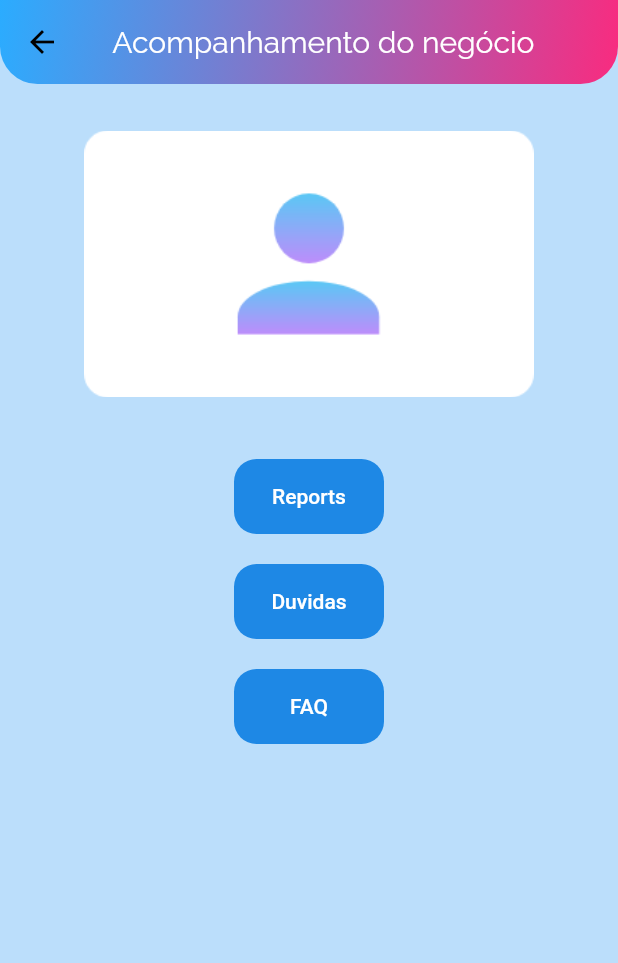
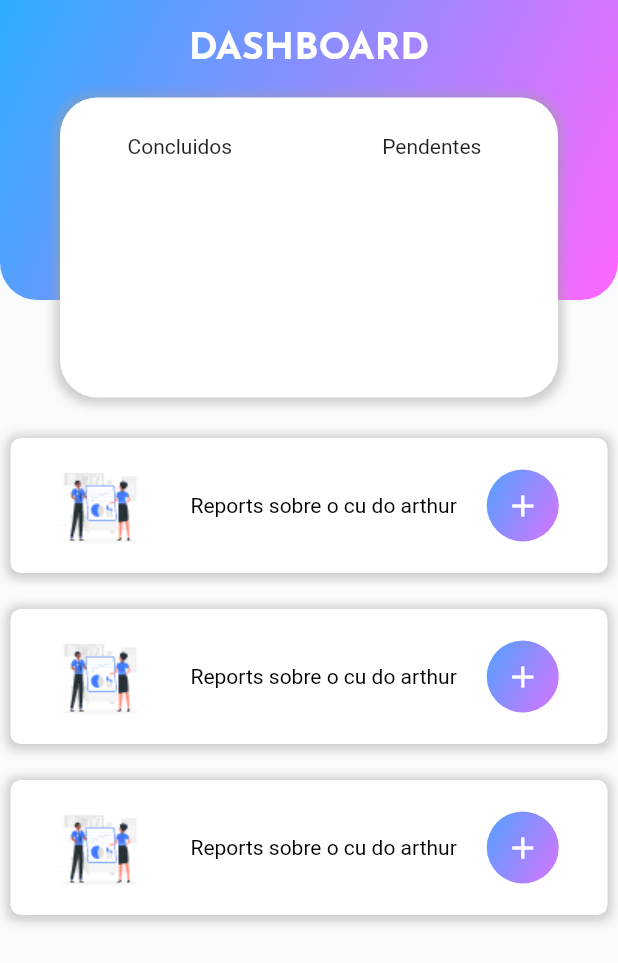
Before and after one commit to GabrielBorgesC19/Estimulo2020, a Flutter app: the Acompanhamento screen opened directly, on a phone screen of 412 x 824 dp. Shown: the top 963 px of the screen. Run offline on Flutter 3.47's test engine with Material 2 defaults, Android fonts, the phone set to English and light mode, and no system bars; our stand-ins replace carousel_slider, fluttertoast, youtube_player_flutter.

Commit message:
Tela de reports

```diff
--- a/lib/pages/acompanhamento.page.dart
+++ b/lib/pages/acompanhamento.page.dart
@@ -1,112 +1,199 @@
+import 'package:doglife/pages/reports.page.dart';
 import 'package:flutter/material.dart';
 
 class Acompanhamento extends StatelessWidget {
+  String reportCard;
   @override
   Widget build(BuildContext context) {
     return Scaffold(
-      appBar: AppBar(
-        backgroundColor: Colors.blue[100],
-        shadowColor: Colors.transparent,
-        flexibleSpace: Container(
+      backgroundColor: Color(0XFFFAFBFC),
+      body: SafeArea(
+        child: Stack(children: [
+          Container(
+            height: 200,
+            padding: EdgeInsets.only(top: 25),
             decoration: BoxDecoration(
-              border: new Border.all(color: Colors.transparent, width: 2.0),
-              borderRadius: new BorderRadius.only(
-                  bottomLeft: Radius.circular(25.0),
-                  bottomRight: Radius.circular(25.0)),
                 gradient: LinearGradient(
                   begin: Alignment.topLeft,
                   end: Alignment.bottomRight,
                   colors: [
                     Color(0xFFF525aaff),
-                  Color(0XFFF92B7F),
+                    Color(0XFFFF66FF),
                   ],
-              )),
                 ),
-        title: Center(
-          child: Container(
-            padding: EdgeInsets.only(top: 0, left: 0, right: 37),
-            child: Text(
-              "Acompanhamento do negócio",
+                borderRadius: BorderRadius.only(
+                    bottomRight: Radius.circular(25),
+                    bottomLeft: Radius.circular(25))),
+            alignment: Alignment(0.0, -1),
+          ),
+          Column(children: [
+            Container(
+                padding: EdgeInsets.only(top: 20),
+                child: Center(
+                    child: Text("DASHBOARD",
                         style: TextStyle(
                             color: Colors.white,
-                  fontSize: 20,
+                            fontSize: 25,
                             fontStyle: FontStyle.normal,
-                  fontWeight: FontWeight.normal,
+                            fontWeight: FontWeight.bold,
                             fontFamily: "Raleway"),
+                        textAlign: TextAlign.center))),
+            Container(
+              margin: EdgeInsets.only(top: 20, left: 40, right: 40),
+              decoration: BoxDecoration(
+                  boxShadow: [
+                    BoxShadow(
+                      color: Colors.grey.withOpacity(0.5),
+                      spreadRadius: 3,
+                      blurRadius: 5,
+                      offset: Offset(0, 1), // changes position of shadow
                     ),
+                  ],
+                  color: Colors.white,
+                  borderRadius: BorderRadius.all(Radius.circular(25))),
+              height: 200,
+              child: Row(
+                children: [
+                  Container(
+                    margin: EdgeInsets.only(
+                      top: 5,
+                      left: 45,
+                      right: 45,
+                      bottom: 140,
                     ),
-        ),
-      ),
-      body: Container(
-        padding: EdgeInsets.only(top: 20, left: 40, right: 40),
-        decoration: BoxDecoration(color: Colors.blue[100]),
-        alignment: Alignment(0.0, -1),
-        child: Column(
-          children: <Widget>[
-            Container(
-              width: 300,
-              height: 200,
-              decoration: new BoxDecoration(
-                image: new DecorationImage(
-                  image: AssetImage("assets/avatar.png"),
-                ),
-              ),
-            ),
-            SizedBox(height: 30),
-            Container(
-              alignment: Alignment(0.0, -1),
-              width: 100,
-              height: 50,
-              decoration: BoxDecoration(
-                border: new Border.all(color: Colors.transparent, width: 2.0),
-                borderRadius: new BorderRadius.circular(15),
-                color: Colors.blue[600],
-              ),
-              child: FlatButton(
-                padding: EdgeInsets.only(left: 0.0),
-                child: Text('Reports', style: TextStyle(color: Colors.white)),
-                onPressed: () => Navigator.pop(context, false),
-              ),
-            ),
-            SizedBox(
-              height: 20,
+                    child: Text('Concluidos'),
                   ),
                   Container(
-              alignment: Alignment(0.0, -1),
-              width: 100,
-              height: 50,
-              decoration: BoxDecoration(
-                border: new Border.all(color: Colors.transparent, width: 2.0),
-                borderRadius: new BorderRadius.circular(15),
-                color: Colors.blue[600],
+                    margin: EdgeInsets.only(
+                      top: 5,
+                      left: 55,
+                      right: 45,
+                      bottom: 140,
                     ),
-              child: FlatButton(
-                padding: EdgeInsets.only(left: 0.0),
-                child: Text('Duvidas', style: TextStyle(color: Colors.white)),
-                onPressed: () => Navigator.pop(context, false),
-              ),
-            ),
-            SizedBox(
-              height: 20,
-            ),
-            Container(
-              alignment: Alignment(0.0, -1),
-              width: 100,
-              height: 50,
-              decoration: BoxDecoration(
-                border: new Border.all(color: Colors.transparent, width: 2.0),
-                borderRadius: new BorderRadius.circular(15),
-                color: Colors.blue[600],
-              ),
-              child: FlatButton(
-                padding: EdgeInsets.only(left: 0.0),
-                child: Text('FAQ', style: TextStyle(color: Colors.white)),
-                onPressed: () => Navigator.pop(context, false),
-              ),
+                    child: Text('Pendentes'),
                   ),
                 ],
               ),
             ),
+            SizedBox(height: 20),
+            Column(crossAxisAlignment: CrossAxisAlignment.start, children: [
+              Container(
+                  margin: EdgeInsets.all(7),
+                  decoration: BoxDecoration(
+                    boxShadow: [
+                      BoxShadow(
+                        color: Colors.grey.withOpacity(0.5),
+                        spreadRadius: 3,
+                        blurRadius: 5,
+                        offset: Offset(0, 1), // changes position of shadow
+                      ),
+                    ],
+                    borderRadius: BorderRadius.all(Radius.circular(7)),
+                    color: Colors.white,
+                  ),
+                  child: Row(children: [
+                    Container(
+                        height: 90, child: Image.asset('assets/relatorio.png')),
+                    Container(
+                        child: Text('Reports sobre o cu do arthur',
+                            style: TextStyle(color: Colors.black))),
+                    Container(
+                      decoration: BoxDecoration(
+                        shape: BoxShape.circle,
+                        gradient: LinearGradient(
+                          begin: Alignment.topLeft,
+                          end: Alignment.bottomRight,
+                          colors: [
+                            Color(0xFFF525aaff),
+                            Color(0XFFFF66FF),
+                          ],
+                        ),
+                      ),
+                      child: FlatButton(
+                        child: Icon(Icons.add, color: Colors.white),
+                      ),
+                    ),
+                  ])),
+              SizedBox(height: 10),
+              Container(
+                  margin: EdgeInsets.all(7),
+                  decoration: BoxDecoration(
+                    boxShadow: [
+                      BoxShadow(
+                        color: Colors.grey.withOpacity(0.5),
+                        spreadRadius: 3,
+                        blurRadius: 5,
+                        offset: Offset(0, 1), // changes position of shadow
+                      ),
+                    ],
+                    borderRadius: BorderRadius.all(Radius.circular(7)),
+                    color: Colors.white,
+                  ),
+                  child: Row(children: [
+                    Container(
+                        height: 90, child: Image.asset('assets/relatorio.png')),
+                    Container(
+                        child: Text('Reports sobre o cu do arthur',
+                            style: TextStyle(color: Colors.black))),
+                    Container(
+                      decoration: BoxDecoration(
+                        shape: BoxShape.circle,
+                        gradient: LinearGradient(
+                          begin: Alignment.topLeft,
+                          end: Alignment.bottomRight,
+                          colors: [
+                            Color(0xFFF525aaff),
+                            Color(0XFFFF66FF),
+                          ],
+                        ),
+                      ),
+                      child: FlatButton(
+                        child: Icon(Icons.add, color: Colors.white),
+                      ),
+                    ),
+                  ])),
+              SizedBox(height: 10),
+              Container(
+                  margin: EdgeInsets.all(7),
+                  decoration: BoxDecoration(
+                    boxShadow: [
+                      BoxShadow(
+                        color: Colors.grey.withOpacity(0.5),
+                        spreadRadius: 3,
+                        blurRadius: 5,
+                        offset: Offset(0, 1), // changes position of shadow
+                      ),
+                    ],
+                    borderRadius: BorderRadius.all(Radius.circular(7)),
+                    color: Colors.white,
+                  ),
+                  child: Row(children: [
+                    Container(
+                        height: 90, child: Image.asset('assets/relatorio.png')),
+                    Container(
+                        child: Text('Reports sobre o cu do arthur',
+                            style: TextStyle(color: Colors.black))),
+                    Container(
+                      decoration: BoxDecoration(
+                        shape: BoxShape.circle,
+                        gradient: LinearGradient(
+                          begin: Alignment.topLeft,
+                          end: Alignment.bottomRight,
+                          colors: [
+                            Color(0xFFF525aaff),
+                            Color(0XFFFF66FF),
+                          ],
+                        ),
+                      ),
+                      child: FlatButton(
+                        child: Icon(Icons.add, color: Colors.white),
+                      ),
+                    ),
+                  ])),
+            ])
+          ]),
+        ]),
+      ),
     );
   }
 }
--- a/lib/pages/capacitacao.page.dart
+++ b/lib/pages/capacitacao.page.dart
@@ -1,6 +1,5 @@
 import 'package:flutter/material.dart';
 import 'package:youtube_player_flutter/youtube_player_flutter.dart';
-import 'package:carousel_slider/carousel_slider.dart';
 
 class CapacitacaoGeral extends StatelessWidget {
   @override
--- a/lib/pages/home.page.dart
+++ b/lib/pages/home.page.dart
@@ -21,7 +21,7 @@ class HomePage extends StatelessWidget {
                 end: Alignment.bottomRight,
                 colors: [
                   Color(0xFFF525aaff),
-                  Color(0XFFF92B7F),
+                  Color(0XFFFF66FF),
                 ],
               )),
         ),
@@ -179,7 +179,7 @@ class HomePage extends StatelessWidget {
                     stops: [0.3, 1],
                     colors: [
                       Color(0xFFF525aaff),
-                      Color(0XFFF92B7F),
+                      Color(0XFFFF66FF),
                     ],
                   ),
                 ),
@@ -192,11 +192,11 @@ class HomePage extends StatelessWidget {
               ListTile(
                   leading: Icon(Icons.blur_on, color: Colors.white),
                   title: Text(
-                    "Trilhas",
+                    "Capacitação Geral",
                     style: TextStyle(color: Colors.white),
                   ),
                   subtitle: Text(
-                    "Trilhas de aprendizado",
+                    "Playlist de vídeos",
                     style: TextStyle(color: Colors.white54),
                   ),
                   trailing: Icon(Icons.arrow_forward, color: Colors.white),
--- /dev/null
+++ b/lib/pages/reports.page.dart
@@ -0,0 +1,38 @@
+import 'package:flutter/material.dart';
+
+class Reports extends StatelessWidget {
+  @override
+  Widget build(BuildContext context) {
+    return Scaffold(
+        body: Container(
+            height: 200,
+            margin: EdgeInsets.only(top: 50, left: 40, right: 40),
+            decoration: BoxDecoration(
+                color: Colors.white,
+                borderRadius: BorderRadius.all(Radius.circular(25))),
+            child: TextFormField(
+              keyboardType: TextInputType.text,
+              decoration: InputDecoration(
+                enabledBorder: new OutlineInputBorder(
+                  borderRadius: new BorderRadius.circular(25.0),
+                  borderSide:
+                      new BorderSide(color: Color(0XFF5BC8F5), width: 2.0),
+                ),
+                focusedBorder: new OutlineInputBorder(
+                  borderRadius: new BorderRadius.circular(15.0),
+                  borderSide:
+                      new BorderSide(color: Color(0XFF848788), width: 2.0),
+                ),
+                labelText: "Reports",
+                labelStyle: TextStyle(
+                  color: Colors.grey[600],
+                  fontWeight: FontWeight.w400,
+                  fontSize: 20,
+                ),
+              ),
+              style: TextStyle(fontSize: 20, color: Colors.black),
+              maxLines: 10,
+              minLines: 3,
+            )));
+  }
+}
--- a/pubspec.yaml
+++ b/pubspec.yaml
@@ -90,6 +90,7 @@ flutter:
     - assets/capacitacao.png
     - assets/acompanhamento.png
     - assets/avatar.png
+    - assets/relatorio.png
 
   fonts:
      - family: Raleway
```
Also changed, not shown: assets/relatorio.png (added), 1 other file. Lines whose indentation alone changed are shown as unchanged.
